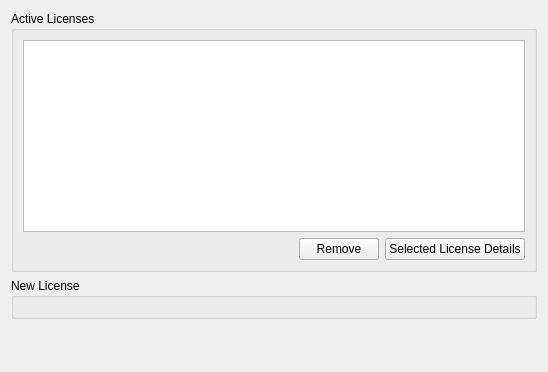
Qt form client/src/ui/widgets/settings/license_manager_widget.ui (networkoptix/nx_open) before a commit.
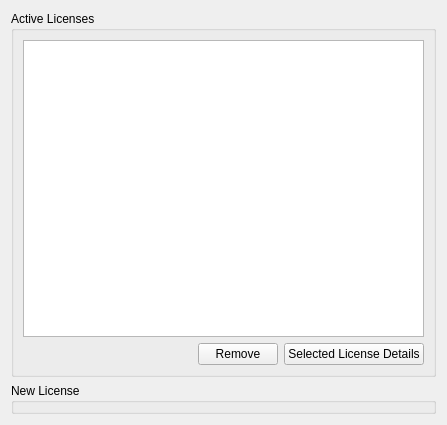
The same form after that commit. Custom widgets are drawn as their Qt base class.

Commit message:
(Issue #3896) :  Licenses tab and manual activation
(Issue #3898) :  License details crash

<==== Mercurial data ====>
Branch: master

```diff
--- a/client/src/ui/widgets/settings/license_manager_widget.ui
+++ b/client/src/ui/widgets/settings/license_manager_widget.ui
@@ -6,19 +6,17 @@
    <rect>
     <x>0</x>
     <y>0</y>
-    <width>548</width>
-    <height>372</height>
+    <width>447</width>
+    <height>425</height>
    </rect>
   </property>
-  <layout class="QVBoxLayout" name="verticalLayout_5" stretch="0,0,1">
+  <layout class="QVBoxLayout" name="verticalLayout_5" stretch="1,0">
    <item>
     <widget class="QGroupBox" name="groupBox">
      <property name="title">
       <string>Active Licenses</string>
      </property>
-     <layout class="QVBoxLayout" name="verticalLayout_2">
-      <item>
-       <layout class="QVBoxLayout" name="verticalLayout">
+     <layout class="QVBoxLayout" name="verticalLayout_2" stretch="1,0">
         <item>
          <widget class="QTreeView" name="gridLicenses">
           <property name="editTriggers">
@@ -57,8 +55,6 @@
          </layout>
         </item>
        </layout>
-      </item>
-     </layout>
     </widget>
    </item>
    <item>
@@ -67,25 +63,24 @@
       <string>New License</string>
      </property>
      <layout class="QVBoxLayout" name="verticalLayout_3">
+      <property name="leftMargin">
+       <number>0</number>
+      </property>
+      <property name="topMargin">
+       <number>0</number>
+      </property>
+      <property name="rightMargin">
+       <number>0</number>
+      </property>
+      <property name="bottomMargin">
+       <number>0</number>
+      </property>
       <item>
        <widget class="QnLicenseWidget" name="licenseWidget" native="true"/>
       </item>
      </layout>
     </widget>
    </item>
-   <item>
-    <spacer name="verticalSpacer">
-     <property name="orientation">
-      <enum>Qt::Vertical</enum>
-     </property>
-     <property name="sizeHint" stdset="0">
-      <size>
-       <width>20</width>
-       <height>40</height>
-      </size>
-     </property>
-    </spacer>
-   </item>
   </layout>
  </widget>
  <customwidgets>
```
Left out of the diff: 2 changed lines with no effect on the pictures. Lines whose indentation alone changed are shown as unchanged. The commit also changes 6 other files.
